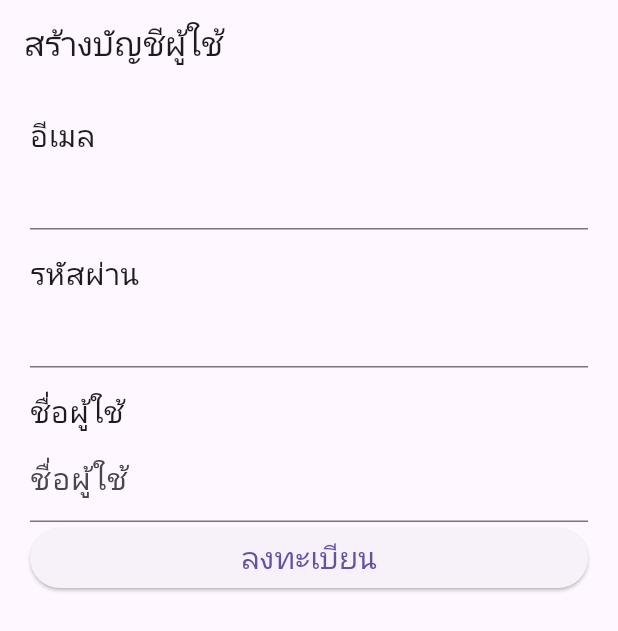
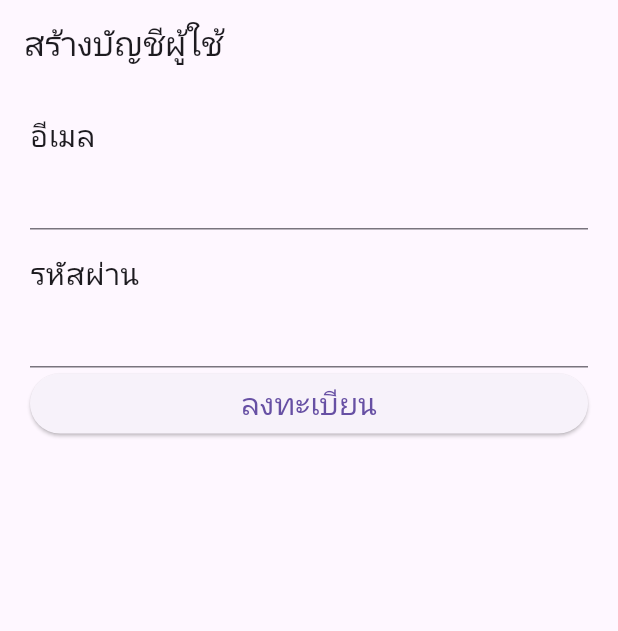
Before and after one commit to 6531503113/Busbuddyna, a Flutter app: the RegisterScreen screen opened directly, on a phone screen of 412 x 824 dp. Shown: the top 631 px of the screen. Run offline on Flutter 3.47's test engine with Material 3 defaults, Android fonts, the phone set to English and light mode, and no system bars; our stand-ins replace cloud_firestore, firebase_auth, firebase_core, fluttertoast, form_field_validator, geocoding and 1 more; accounts and stored records are empty.

Commit message:
แทนๆ

```diff
--- a/lib/model/profile.dart
+++ b/lib/model/profile.dart
@@ -1,7 +1,7 @@
 class Profile {
   String email;
   String password;
-  String name; // เพิ่มฟิลด์ name สำหรับเก็บชื่อ
 
-  Profile({required this.email, required this.password, required this.name});
+
+  Profile({required this.email, required this.password});
 }
--- a/lib/screen/login.dart
+++ b/lib/screen/login.dart
@@ -16,7 +16,7 @@ class LoginScreen extends StatefulWidget {
 
 class _LoginScreenState extends State<LoginScreen> {
   final formKey = GlobalKey<FormState>();
-  Profile profile = Profile(email: '', password: '', name: ''); // ให้ค่าเริ่มต้นเป็นสตริงว่างสำหรับ email และ password
+  Profile profile = Profile(email: '', password: ''); // ให้ค่าเริ่มต้นเป็นสตริงว่างสำหรับ email และ password
   final Future<FirebaseApp> firebase = Firebase.initializeApp();
 
   @override
--- a/lib/screen/register.dart
+++ b/lib/screen/register.dart
@@ -5,7 +5,6 @@ import 'package:fluttertoast/fluttertoast.dart';
 import 'package:form_field_validator/form_field_validator.dart';
 import '/model/profile.dart';
 import 'home.dart';
-import 'package:cloud_firestore/cloud_firestore.dart';
 
 class RegisterScreen extends StatefulWidget {
   const RegisterScreen({super.key});
@@ -16,19 +15,8 @@ class RegisterScreen extends StatefulWidget {
 
 class _RegisterScreenState extends State<RegisterScreen> {
   final formKey = GlobalKey<FormState>();
-  Profile profile = Profile(email: '', password: '', name: '');
+  Profile profile = Profile(email: '', password: '');
   final Future<FirebaseApp> firebase = Firebase.initializeApp();
-
-  Future<void> saveUserProfile(Profile profile) async {
-    User? user = FirebaseAuth.instance.currentUser;
-    if (user != null) {
-      FirebaseFirestore.instance.collection('users').doc(user.uid).set({
-        'email': profile.email,
-        'password': profile.password, // ควรเก็บเฉพาะข้อมูลที่ไม่เป็นความลับ
-        'name': profile.name, // เก็บชื่อผู้ใช้
-      }, SetOptions(merge: true));
-    }
-  }
 
   @override
   Widget build(BuildContext context) {
@@ -78,19 +66,6 @@ class _RegisterScreenState extends State<RegisterScreen> {
                             profile.password = password ?? '';
                           },
                         ),
-                      const SizedBox(height: 15),
-                      const Text("ชื่อผู้ใช้", style: TextStyle(fontSize: 20)),
-                      TextFormField(
-                        validator: RequiredValidator(errorText: "กรุณาป้อนชื่อผู้ใช้ด้วยครับ").call,
-                        onSaved: (String? name) {
-                          profile.name = name ?? '';
-                        },
-                       decoration: const InputDecoration(
-                        labelText: "ชื่อผู้ใช้",
-                        labelStyle: TextStyle(fontSize: 20),  // ใช้ labelStyle แทน fontSize
-                        ),
-
-                      ),
                         SizedBox(
                           width: double.infinity,
                           child: ElevatedButton(
@@ -103,19 +78,13 @@ class _RegisterScreenState extends State<RegisterScreen> {
                                       .createUserWithEmailAndPassword(
                                           email: profile.email,
                                           password: profile.password)
-                                    .then((value) async {
-                                  // บันทึกข้อมูลผู้ใช้ลงใน Firestore
-                                  await saveUserProfile(profile);
-
-                                  // รีเซ็ตฟอร์มและแสดง Toast
+                                      .then((value) {
                                     formKey.currentState!.reset();
                                     Fluttertoast.showToast(
                                         msg: "สร้างบัญชีผู้ใช้เรียบร้อยแล้ว",
-                                    gravity: ToastGravity.TOP,
-                                  );
-
-                                  // เปลี่ยนหน้าไปที่ HomeScreen
-                                  Navigator.pushReplacement(context, MaterialPageRoute(builder: (context) {
+                                        gravity: ToastGravity.TOP);
+                                    Navigator.pushReplacement(context,
+                                        MaterialPageRoute(builder: (context) {
                                       return const HomeScreen();
                                     }));
                                   });
@@ -135,7 +104,7 @@ class _RegisterScreenState extends State<RegisterScreen> {
                               }
                             },
                           ),
-                      ),
+                        )
                       ],
                     ),
                   ),
@@ -148,7 +117,6 @@ class _RegisterScreenState extends State<RegisterScreen> {
               child: CircularProgressIndicator(),
             ),
           );
-      },
-    );
+        });
   }
 }
```
Lines whose indentation alone changed are shown as unchanged.
